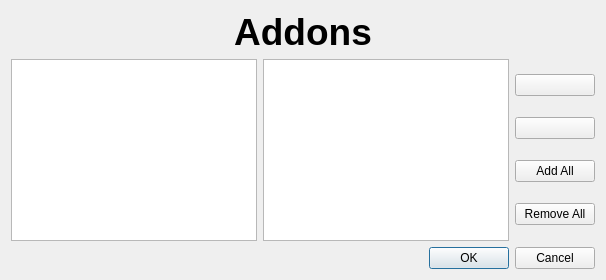
MonochromeBird/CloudBird, file cloudb/frontend/gui/raw ui/SessionAddons.ui: the form before one commit.
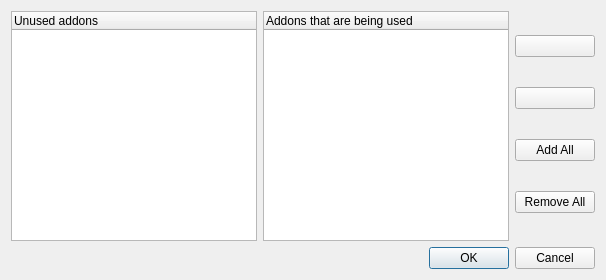
The form after the commit. Icons and pictures are not drawn.

Diff of the .ui file:
```diff
--- a/cloudb/frontend/gui/raw ui/SessionAddons.ui
+++ b/cloudb/frontend/gui/raw ui/SessionAddons.ui
@@ -14,30 +14,36 @@
    <string>Addons</string>
   </property>
   <layout class="QGridLayout" name="gridLayout">
-   <item row="2" column="0">
-    <widget class="QDialogButtonBox" name="exit">
-     <property name="orientation">
-      <enum>Qt::Horizontal</enum>
-     </property>
-     <property name="standardButtons">
-      <set>QDialogButtonBox::Cancel|QDialogButtonBox::Ok</set>
-     </property>
-    </widget>
-   </item>
-   <item row="1" column="0">
+   <item row="0" column="0">
     <layout class="QHBoxLayout" name="horizontalLayout">
      <item>
-      <widget class="QListWidget" name="AddonsRepo">
+      <widget class="QTreeWidget" name="AddonsRepo">
        <property name="alternatingRowColors">
         <bool>true</bool>
        </property>
+       <property name="indentation">
+        <number>0</number>
+       </property>
+       <column>
+        <property name="text">
+         <string>Unused addons</string>
+        </property>
+       </column>
       </widget>
      </item>
      <item>
-      <widget class="QListWidget" name="AddonsUsed">
+      <widget class="QTreeWidget" name="AddonsUsed">
        <property name="alternatingRowColors">
         <bool>true</bool>
        </property>
+       <property name="indentation">
+        <number>0</number>
+       </property>
+       <column>
+        <property name="text">
+         <string>Addons that are being used</string>
+        </property>
+       </column>
       </widget>
      </item>
      <item>
@@ -82,20 +88,13 @@
      </item>
     </layout>
    </item>
-   <item row="0" column="0">
-    <widget class="QLabel" name="label">
-     <property name="font">
-      <font>
-       <pointsize>28</pointsize>
-       <weight>75</weight>
-       <bold>true</bold>
-      </font>
+   <item row="1" column="0">
+    <widget class="QDialogButtonBox" name="exit">
+     <property name="orientation">
+      <enum>Qt::Horizontal</enum>
      </property>
-     <property name="text">
-      <string>Addons</string>
-     </property>
-     <property name="alignment">
-      <set>Qt::AlignCenter</set>
+     <property name="standardButtons">
+      <set>QDialogButtonBox::Cancel|QDialogButtonBox::Ok</set>
      </property>
     </widget>
    </item>
```
Left out of the diff: 4 changed lines with no effect on the pictures.
